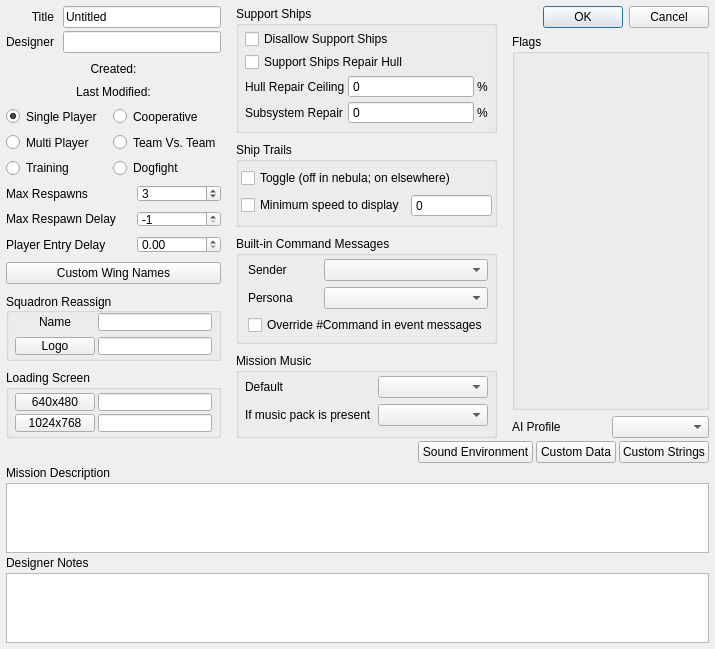
First picture: the form in qtfred/ui/MissionSpecDialog.ui, repository scp-fs2open/fs2open.github.com, before the edit.
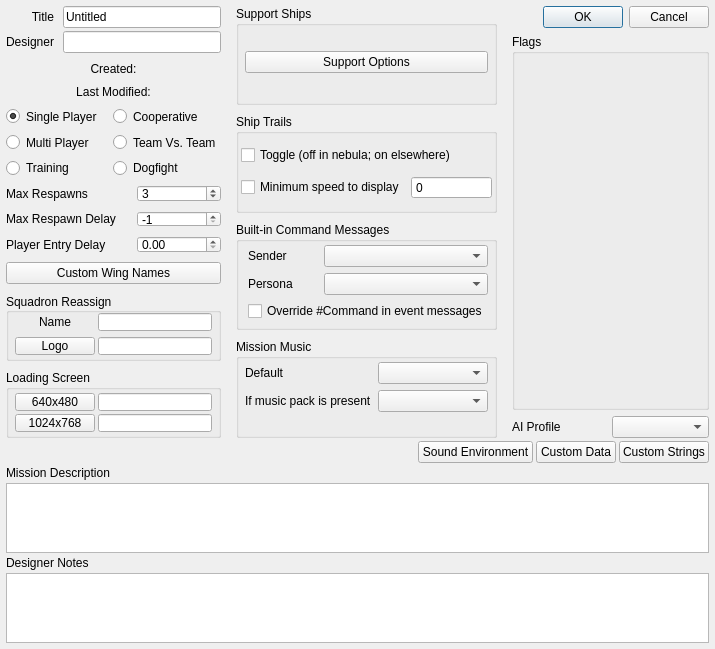
Second picture: the form after the edit. Custom widgets are drawn as their Qt base class.

Commit message: QtFRED support

Diff of the .ui file:
```diff
--- a/qtfred/ui/MissionSpecDialog.ui
+++ b/qtfred/ui/MissionSpecDialog.ui
@@ -501,83 +501,12 @@
          <number>6</number>
         </property>
         <item>
-         <widget class="QCheckBox" name="toggleSupportShip">
+			<widget class="QPushButton" name="supportRearmOptionsButton">
           <property name="text">
-           <string>Disallow Support Ships</string>
+           <string>Support Options</string>
           </property>
          </widget>
         </item>
-        <item>
-         <widget class="QCheckBox" name="toggleHullRepair">
-          <property name="text">
-           <string>Support Ships Repair Hull</string>
-          </property>
-         </widget>
-        </item>
-        <item>
-         <layout class="QGridLayout" name="gridLayout_3">
-          <item row="0" column="0">
-           <widget class="QLabel" name="hullRepairLabel">
-            <property name="text">
-             <string>Hull Repair Ceiling</string>
-            </property>
-           </widget>
-          </item>
-          <item row="1" column="2">
-           <widget class="QLabel" name="subsysRepairPercentLabel">
-            <property name="text">
-             <string>%</string>
-            </property>
-            <property name="alignment">
-             <set>Qt::AlignCenter</set>
-            </property>
-           </widget>
-          </item>
-          <item row="1" column="0">
-           <widget class="QLabel" name="subsysRepairLabel">
-            <property name="text">
-             <string>Subsystem Repair</string>
-            </property>
-           </widget>
-          </item>
-          <item row="0" column="2">
-           <widget class="QLabel" name="hullRepairPercentLabel">
-            <property name="text">
-             <string>%</string>
-            </property>
-            <property name="alignment">
-             <set>Qt::AlignCenter</set>
-            </property>
-           </widget>
-          </item>
-          <item row="0" column="1">
-           <widget class="QDoubleSpinBox" name="hullRepairMax">
-            <property name="sizePolicy">
-             <sizepolicy hsizetype="Expanding" vsizetype="Fixed">
-              <horstretch>0</horstretch>
-              <verstretch>0</verstretch>
-             </sizepolicy>
-            </property>
-            <property name="buttonSymbols">
-             <enum>QAbstractSpinBox::NoButtons</enum>
-            </property>
-            <property name="decimals">
-             <number>0</number>
-            </property>
-           </widget>
-          </item>
-          <item row="1" column="1">
-           <widget class="QDoubleSpinBox" name="subsysRepairMax">
-            <property name="buttonSymbols">
-             <enum>QAbstractSpinBox::NoButtons</enum>
-            </property>
-            <property name="decimals">
-             <number>0</number>
-            </property>
-           </widget>
-          </item>
-         </layout>
-        </item>
        </layout>
       </widget>
      </item>
```
The commit also changes 10 other files.
